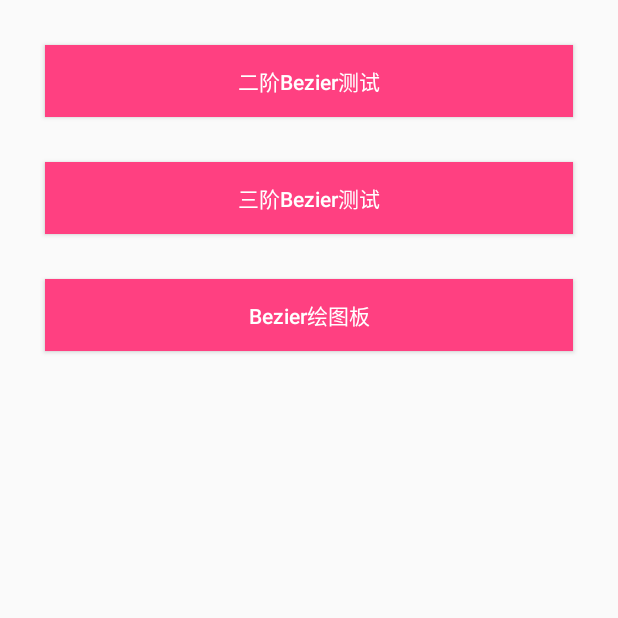
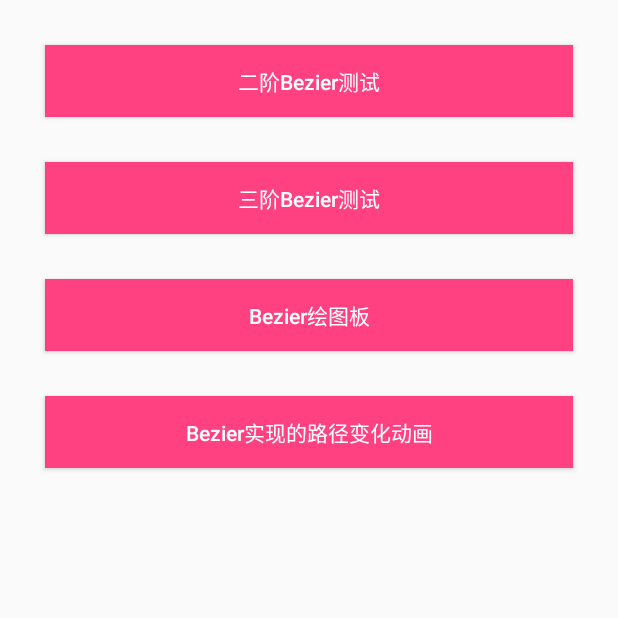
Before and after one commit to Pgrammerybj/AnimationUtils, an Android app: the Beziers screen opened directly, with no data from a screen before it, on a phone screen of 412 x 824 dp, the top half of it. Run offline under Robolectric (Android 15) with nearby library versions, the phone set to English and light mode, and no system bars.

Commit message:
Bezier实现的路径变换动画

```diff
--- a/app/src/main/AndroidManifest.xml
+++ b/app/src/main/AndroidManifest.xml
@@ -21,6 +21,7 @@
         <activity android:name=".bezierdemo.SecondBezier"/>
         <activity android:name=".bezierdemo.ThirdBezier"/>
         <activity android:name=".bezierdemo.DrawBoardBezier"/>
+        <activity android:name=".bezierdemo.PathMorphingBezier"/>
     </application>
 
 </manifest>
--- a/app/src/main/res/layout/activity_beziers.xml
+++ b/app/src/main/res/layout/activity_beziers.xml
@@ -45,4 +45,18 @@
         android:textColor="@color/colorWhite"
         android:textSize="@dimen/sp_14"
         />
+
+    <Button
+        android:layout_width="match_parent"
+        android:layout_height="wrap_content"
+        android:layout_marginLeft="@dimen/item_margin_leftright"
+        android:layout_marginRight="@dimen/item_margin_leftright"
+        android:layout_marginTop="@dimen/item_margin_leftright"
+        android:background="@color/colorAccent"
+        android:onClick="goPathMorphingBezier"
+        android:text="@string/btn_path_morphing_bezier"
+        android:textAllCaps="false"
+        android:textColor="@color/colorWhite"
+        android:textSize="@dimen/sp_14"
+        />
 </LinearLayout>
--- a/app/src/main/res/values/strings.xml
+++ b/app/src/main/res/values/strings.xml
@@ -7,4 +7,5 @@
     <string name="btn_second_bezier">二阶Bezier测试</string>
     <string name="btn_third_bezier">三阶Bezier测试</string>
     <string name="btn_draw_board_bezier">Bezier绘图板</string>
+    <string name="btn_path_morphing_bezier">Bezier实现的路径变化动画</string>
 </resources>
```
Also changed, not shown: app/src/main/java/com/angelstar/animation/bezierdemo/Beziers.java (+8 -2 lines), app/src/main/java/com/angelstar/animation/bezierdemo/PathMorphingBezier.java (added, +24 -0 lines), app/src/main/java/com/angelstar/animation/views/PathMorphingBezierView.java (added, +138 -0 lines), app/src/main/res/layout/activity_pathmorphingbezier.xml (added, +20 -0 lines), 1 other file.
